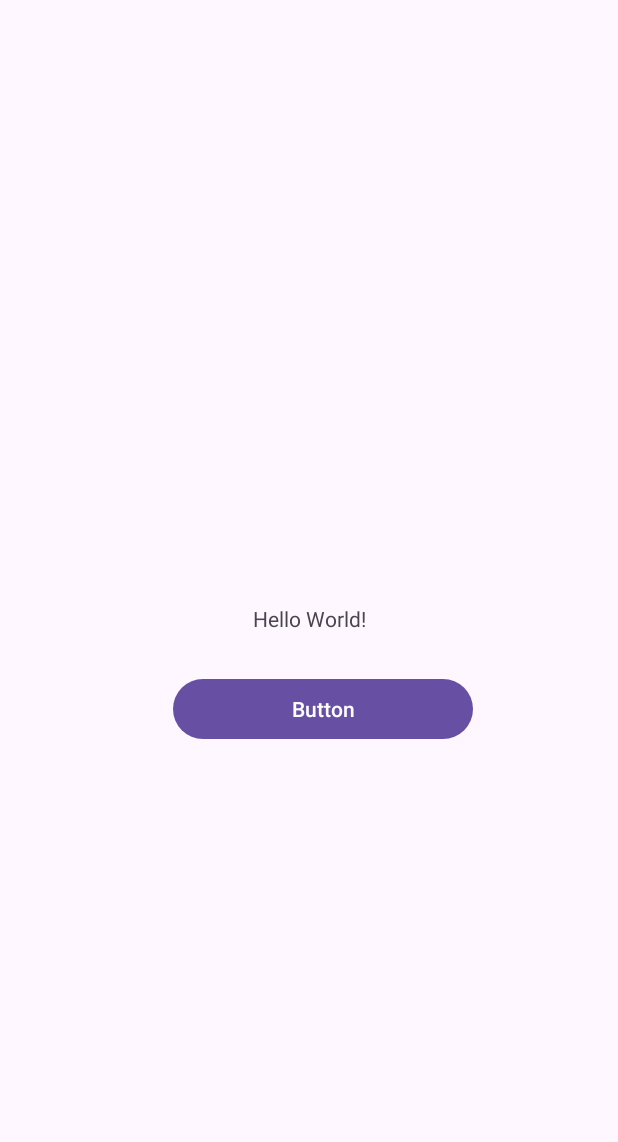
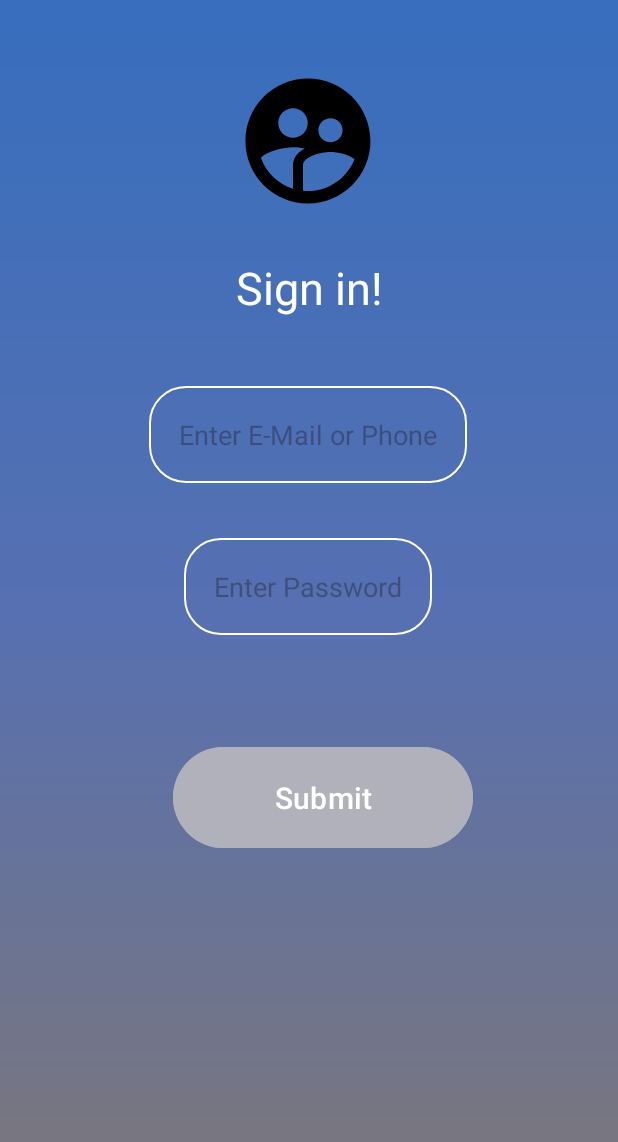
Before and after one commit to ManshYDV/practiceApp, an Android app: the screen it shows after launch (MainActivity), on a phone screen of 412 x 824 dp. Shown: the top 1142 px of the screen. Run offline under Robolectric (Android 15) with nearby library versions, the phone set to English and light mode, and no system bars.

Commit message:
Learned Verifying Elements and Toast

```diff
--- a/app/src/main/java/com/example/practiceapp/MainActivity.java
+++ b/app/src/main/java/com/example/practiceapp/MainActivity.java
@@ -4,29 +4,44 @@ import androidx.appcompat.app.AppCompatActivity;
 
 import android.annotation.SuppressLint;
 import android.os.Bundle;
+import android.util.Log;
 import android.view.View;
 import android.widget.Button;
+import android.widget.EditText;
 import android.widget.TextView;
+import android.widget.Toast;
 
 public class MainActivity extends AppCompatActivity {
 Button bt1;
-TextView tv;
+TextView tv1;
+
+EditText et1;
+EditText et2;
     @SuppressLint("MissingInflatedId")
     @Override
     protected void onCreate(Bundle savedInstanceState) {
         super.onCreate(savedInstanceState);
         setContentView(R.layout.activity_main);
-        bt1=findViewById(R.id.b1);
-        tv=findViewById(R.id.textView);
+        bt1=findViewById(R.id.login_Button);
+        et1=findViewById(R.id.userName_Input);
+        et2=findViewById(R.id.username_password);
+        tv1=findViewById(R.id.textView);
         bt1.setOnClickListener(new View.OnClickListener() {
             @Override
             public void onClick(View v) {
-               if(tv.getText().equals("Hello World")){
-                   tv.setText("Manish");
-               }
-               else{
-                   tv.setText("Hello World");
-               }
+                    if((!et1.toString().isEmpty() && !et2.toString().isEmpty())) {
+                        if (et1.getText().toString().equals("ManishYadav") && et2.getText().toString().equals("12345")) {
+                            Log.i("Credentials", " You have entered right password");
+                            Toast.makeText(MainActivity.this, "LogIn Successful", Toast.LENGTH_LONG).show();
+                        } else {
+                            Log.i("Credentials", "Please enter correct Password ");
+                            Toast.makeText(MainActivity.this, "Enter Correct Password", Toast.LENGTH_LONG).show();
+                        }
+                    }
+
+                    else {
+                        Toast.makeText(MainActivity.this, "Can't leave the space empty", Toast.LENGTH_LONG).show();
+                    }
             }
         });
     }
--- /dev/null
+++ b/app/src/main/res/drawable/login_background.xml
@@ -0,0 +1,10 @@
+<?xml version="1.0" encoding="utf-8"?>
+<shape xmlns:android="http://schemas.android.com/apk/res/android">
+
+    <gradient android:type="linear"
+        android:centerColor="#5770B1"
+        android:angle="40"
+        android:endColor="#7E7777"
+        android:startColor="#376EBD"
+        android:gradientRadius="@dimen/cardview_compat_inset_shadow"/>
+</shape>
--- /dev/null
+++ b/app/src/main/res/drawable/rounded_corners.xml
@@ -0,0 +1,10 @@
+<?xml version="1.0" encoding="utf-8"?>
+<shape xmlns:android="http://schemas.android.com/apk/res/android"
+    android:shape="rectangle">
+
+    <corners android:radius="24dp"/>
+    <stroke android:width="1dip"
+        android:color="@color/white"/>
+
+
+</shape>
--- /dev/null
+++ b/app/src/main/res/drawable/user.xml
@@ -0,0 +1,5 @@
+<vector android:height="100dp" android:tint="#000000"
+    android:viewportHeight="24" android:viewportWidth="24"
+    android:width="100dp" xmlns:android="http://schemas.android.com/apk/res/android">
+    <path android:fillColor="@android:color/white" android:pathData="M11.99,2c-5.52,0 -10,4.48 -10,10s4.48,10 10,10 10,-4.48 10,-10 -4.48,-10 -10,-10zM15.6,8.34c1.07,0 1.93,0.86 1.93,1.93 0,1.07 -0.86,1.93 -1.93,1.93 -1.07,0 -1.93,-0.86 -1.93,-1.93 -0.01,-1.07 0.86,-1.93 1.93,-1.93zM9.6,6.76c1.3,0 2.36,1.06 2.36,2.36 0,1.3 -1.06,2.36 -2.36,2.36s-2.36,-1.06 -2.36,-2.36c0,-1.31 1.05,-2.36 2.36,-2.36zM9.6,15.89v3.75c-2.4,-0.75 -4.3,-2.6 -5.14,-4.96 1.05,-1.12 3.67,-1.69 5.14,-1.69 0.53,0 1.2,0.08 1.9,0.22 -1.64,0.87 -1.9,2.02 -1.9,2.68zM11.99,20c-0.27,0 -0.53,-0.01 -0.79,-0.04v-4.07c0,-1.42 2.94,-2.13 4.4,-2.13 1.07,0 2.92,0.39 3.84,1.15 -1.17,2.97 -4.06,5.09 -7.45,5.09z"/>
+</vector>
--- a/app/src/main/res/layout/activity_main.xml
+++ b/app/src/main/res/layout/activity_main.xml
@@ -4,29 +4,82 @@
     xmlns:tools="http://schemas.android.com/tools"
     android:layout_width="match_parent"
     android:layout_height="match_parent"
+    android:background="@drawable/login_background"
     tools:context=".MainActivity">
+
+
+    <ImageView
+        android:layout_width="wrap_content"
+        android:layout_height="wrap_content"
+        android:src="@drawable/user"
+        app:layout_constraintBottom_toBottomOf="parent"
+        app:layout_constraintEnd_toEndOf="parent"
+        app:layout_constraintHorizontal_bias="0.498"
+        app:layout_constraintStart_toStartOf="parent"
+        app:layout_constraintTop_toTopOf="parent"
+        app:layout_constraintVertical_bias="0.061" />
 
     <TextView
         android:id="@+id/textView"
         android:layout_width="wrap_content"
         android:layout_height="wrap_content"
-        android:text="Hello World!"
-
+        android:text="Sign in!"
+        android:textColor="#FFFFFF"
+        android:textSize="30dp"
         app:layout_constraintBottom_toBottomOf="parent"
         app:layout_constraintEnd_toEndOf="parent"
+        app:layout_constraintHorizontal_bias="0.501"
         app:layout_constraintStart_toStartOf="parent"
-        app:layout_constraintTop_toTopOf="parent" />
+        app:layout_constraintTop_toTopOf="parent"
+        app:layout_constraintVertical_bias="0.219" />
+
+    <EditText
+        android:id="@+id/userName_Input"
+        android:layout_width="wrap_content"
+        android:layout_height="wrap_content"
+        android:hint="Enter E-Mail or Phone"
+        android:height="50dp"
+        android:background="@drawable/rounded_corners"
+        app:layout_constraintBottom_toBottomOf="parent"
+        app:layout_constraintEnd_toEndOf="parent"
+        app:layout_constraintHorizontal_bias="0.495"
+        app:layout_constraintStart_toStartOf="parent"
+        app:layout_constraintTop_toTopOf="parent"
+        app:layout_constraintVertical_bias="0.339"
+        android:padding="20dp"
+        android:inputType="textEmailAddress"/>
+
+    <EditText
+        android:id="@+id/username_password"
+        android:layout_width="wrap_content"
+        android:layout_height="wrap_content"
+        android:height="50dp"
+        android:background="@drawable/rounded_corners"
+        android:hint="Enter Password"
+        android:inputType="textPassword"
+        android:padding="20dp"
+        app:layout_constraintBottom_toBottomOf="parent"
+        app:layout_constraintEnd_toEndOf="parent"
+        app:layout_constraintHorizontal_bias="0.497"
+        app:layout_constraintStart_toStartOf="parent"
+        app:layout_constraintTop_toTopOf="parent"
+        app:layout_constraintVertical_bias="0.472" />
 
     <Button
-        android:id="@+id/b1"
+        android:id="@+id/login_Button"
         android:layout_width="200dp"
         android:layout_height="wrap_content"
-        android:text="Button"
+        android:text="Submit"
+        android:backgroundTint="#B0B1BA"
+        android:textColor="@color/white"
         app:layout_constraintBottom_toBottomOf="parent"
         app:layout_constraintEnd_toEndOf="parent"
         app:layout_constraintHorizontal_bias="0.545"
         app:layout_constraintStart_toStartOf="parent"
         app:layout_constraintTop_toTopOf="parent"
-        app:layout_constraintVertical_bias="0.578" />
+        android:padding="20dp"
+        android:textSize="20dp"
+        app:layout_constraintVertical_bias="0.66"
+        />
 
 </androidx.constraintlayout.widget.ConstraintLayout>
--- a/build.gradle.kts
+++ b/build.gradle.kts
@@ -1,4 +1,4 @@
 // Top-level build file where you can add configuration options common to all sub-projects/modules.
 plugins {
-    id("com.android.application") version "8.1.0" apply false
+    id("com.android.application") version "8.2.1" apply false
 }
```
Also changed, not shown: gradle/wrapper/gradle-wrapper.properties.
